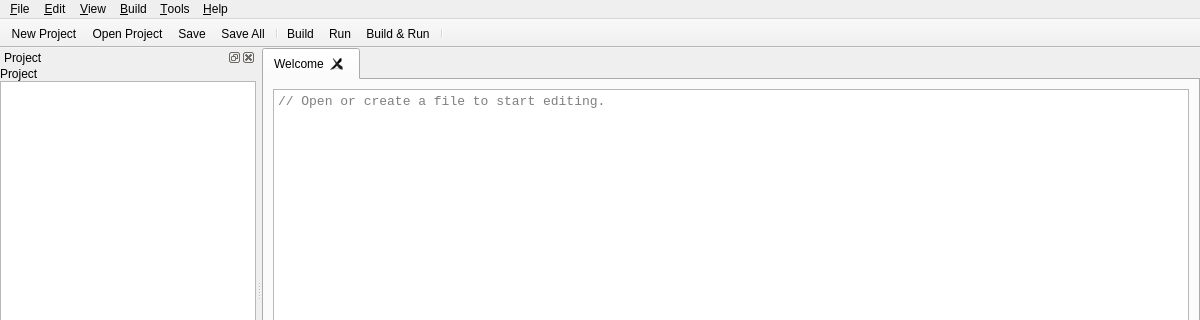
Before: the Qt Designer form src/cpplab/ui/MainWindow.ui in techy4shri/CppLabEngine, drawn with Qt 5; both pictures show x 0 to 1200 and y 0 to 320 of the 1200 by 800 pixel window.
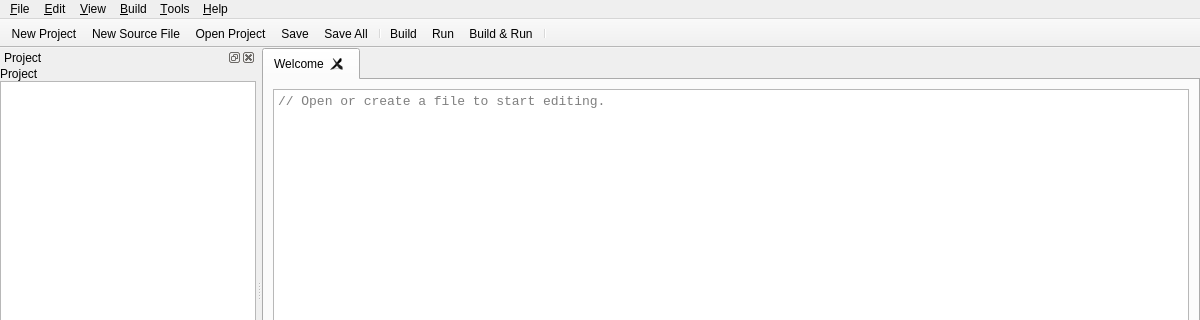
After: the same form once the commit is applied.

What changed in the file:
```diff
--- a/src/cpplab/ui/MainWindow.ui
+++ b/src/cpplab/ui/MainWindow.ui
@@ -163,6 +163,7 @@
     <bool>false</bool>
    </attribute>
    <addaction name="newProjectAction"/>
+   <addaction name="newSourceFileAction"/>
    <addaction name="openProjectAction"/>
    <addaction name="saveFileAction"/>
    <addaction name="saveAllAction"/>
```
